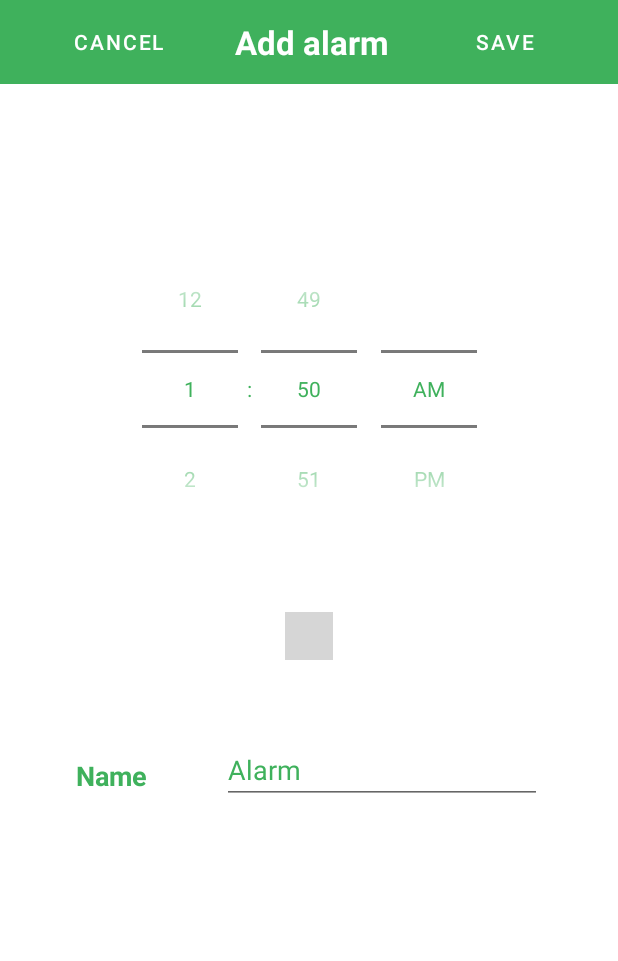
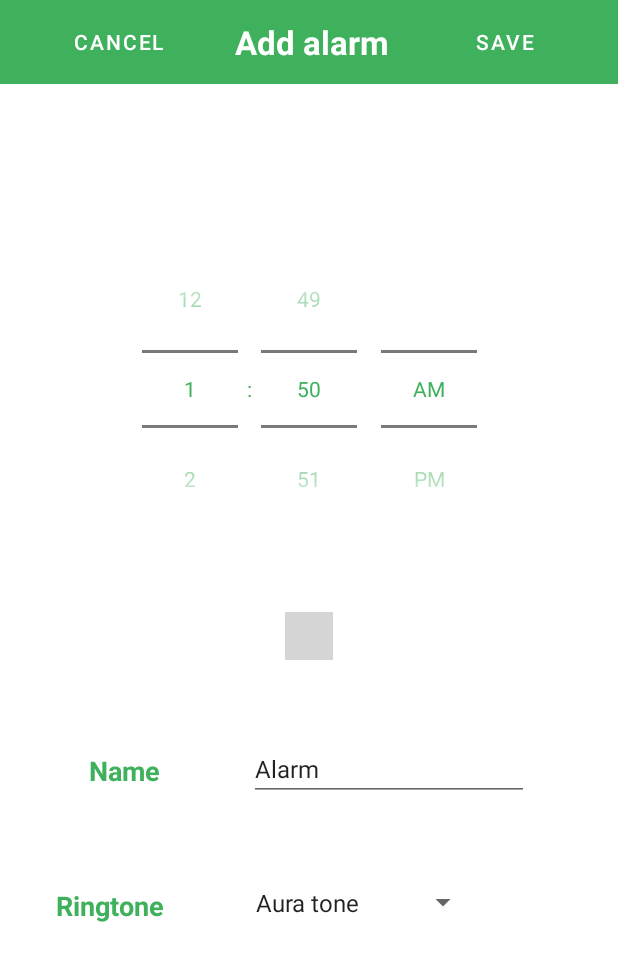
Before and after one commit to georgiana-ojoc/WeatherAlarm, an Android app: the AddAlarmActivity screen opened directly, with no data from a screen before it, on a phone screen of 412 x 824 dp. Shown: the top 961 px of the screen. Run offline under Robolectric (Android 15) with nearby library versions, the phone set to English and light mode, and no system bars; our stand-ins replace Room's generated code; libraries missing offline, so code that uses them is left out: com.dpro.widgets; plain views replace WeekdaysPicker; 2 statements that could not run were skipped; grey boxes are pictures that could not be loaded.

Commit message:
Added choosing ringtone for create and modify alarm

```diff
--- a/app/src/main/AndroidManifest.xml
+++ b/app/src/main/AndroidManifest.xml
@@ -24,11 +24,13 @@
         <activity android:name=".activity.AddAlarmActivity" />
         <activity android:name=".activity.ModifyAlarmActivity" />
         <activity android:name=".activity.StartAlarmActivity" />
+
         <receiver android:name=".AlarmBroadcastReceiver">
             <intent-filter>
                 <action android:name="android.intent.action.BOOT_COMPLETED" />
             </intent-filter>
         </receiver>
+
         <service android:name=".service.AlarmService" />
         <service android:name=".service.RescheduleAlarmsService" />
     </application>
--- a/app/src/main/java/android/weather_alarm/AlarmFields.java
+++ b/app/src/main/java/android/weather_alarm/AlarmFields.java
@@ -13,4 +13,5 @@ public final class AlarmFields {
     public static final String SATURDAY = "saturday";
     public static final String SUNDAY = "sunday";
     public static final String NAME = "name";
+    public static final String RINGTONE = "ringtone";
 }
--- a/app/src/main/java/android/weather_alarm/activity/AddAlarmActivity.java
+++ b/app/src/main/java/android/weather_alarm/activity/AddAlarmActivity.java
@@ -1,13 +1,18 @@
 package android.weather_alarm.activity;
 
 import android.os.Bundle;
+import android.view.View;
 import android.weather_alarm.R;
 import android.weather_alarm.data.Alarm;
 import android.weather_alarm.utility.AnimationUtility;
+import android.weather_alarm.utility.RingtoneUtility;
 import android.weather_alarm.utility.TimePickerUtility;
 import android.weather_alarm.view.AlarmViewModel;
+import android.widget.AdapterView;
+import android.widget.ArrayAdapter;
 import android.widget.Button;
 import android.widget.EditText;
+import android.widget.Spinner;
 import android.widget.TimePicker;
 
 import androidx.appcompat.app.AppCompatActivity;
@@ -30,6 +35,7 @@ import static java.util.Calendar.WEDNESDAY;
 
 public class AddAlarmActivity extends AppCompatActivity {
     private AlarmViewModel alarmViewModel;
+    private String ringtone;
 
     @Override
     protected void onCreate(Bundle savedInstanceState) {
@@ -40,7 +46,7 @@ public class AddAlarmActivity extends AppCompatActivity {
         alarmViewModel = new ViewModelProvider(this).get(AlarmViewModel.class);
 
         TimePicker timePicker = findViewById(R.id.timePicker);
-        EditText setNameEditText = findViewById(R.id.setNameEditText);
+        EditText setNameEditText = findViewById(R.id.enterNameEditText);
 
         WeekdaysPicker weekDaysPicker = findViewById(R.id.weekDaysPicker);
         LinkedHashMap<Integer, Boolean> setDays = new LinkedHashMap<>();
@@ -52,6 +58,24 @@ public class AddAlarmActivity extends AppCompatActivity {
         setDays.put(SATURDAY, false);
         setDays.put(SUNDAY, false);
         weekDaysPicker.setCustomDays(setDays);
+
+        Spinner spinner = (Spinner) findViewById(R.id.ringtonesSpinner);
+        ArrayAdapter<CharSequence> arrayAdapter = ArrayAdapter.createFromResource(this,
+                R.array.ringtones, android.R.layout.simple_spinner_item);
+        arrayAdapter.setDropDownViewResource(android.R.layout.simple_spinner_dropdown_item);
+        spinner.setAdapter(arrayAdapter);
+
+        spinner.setOnItemSelectedListener(new AdapterView.OnItemSelectedListener() {
+            @Override
+            public void onItemSelected(AdapterView<?> parent, View view, int position, long id) {
+                ringtone = parent.getItemAtPosition(position).toString();
+            }
+
+            @Override
+            public void onNothingSelected(AdapterView<?> parent) {
+                ringtone = "Aura tone";
+            }
+        });
 
         Button cancelButton = findViewById(R.id.cancelButton);
         cancelButton.setOnClickListener(view -> {
@@ -82,7 +106,7 @@ public class AddAlarmActivity extends AppCompatActivity {
                     TimePickerUtility.isSelectedDay(selectedDays, THURSDAY),
                     TimePickerUtility.isSelectedDay(selectedDays, FRIDAY),
                     TimePickerUtility.isSelectedDay(selectedDays, SATURDAY),
-                    TimePickerUtility.isSelectedDay(selectedDays, SUNDAY), name);
+                    TimePickerUtility.isSelectedDay(selectedDays, SUNDAY), name, ringtone);
             alarm.schedule(getApplicationContext(), false);
 
             alarmViewModel.insert(alarm);
--- a/app/src/main/java/android/weather_alarm/activity/MainActivity.java
+++ b/app/src/main/java/android/weather_alarm/activity/MainActivity.java
@@ -66,6 +66,7 @@ public class MainActivity extends AppCompatActivity implements OnCheckedChangedL
                         modifyAlarmActivity.putExtra(AlarmFields.SATURDAY, alarm.isSaturday());
                         modifyAlarmActivity.putExtra(AlarmFields.SUNDAY, alarm.isSunday());
                         modifyAlarmActivity.putExtra(AlarmFields.NAME, alarm.getName());
+                        modifyAlarmActivity.putExtra(AlarmFields.RINGTONE, alarm.getRingtone());
                         startActivity(modifyAlarmActivity);
                     } else {
                         alarm.cancel(MainActivity.this);
--- a/app/src/main/res/layout/add_alarm_activity.xml
+++ b/app/src/main/res/layout/add_alarm_activity.xml
@@ -1,6 +1,7 @@
 <?xml version="1.0" encoding="utf-8"?>
 <androidx.constraintlayout.widget.ConstraintLayout xmlns:android="http://schemas.android.com/apk/res/android"
     xmlns:app="http://schemas.android.com/apk/res-auto"
+    xmlns:tools="http://schemas.android.com/tools"
     android:layout_width="match_parent"
     android:layout_height="match_parent">
 
@@ -81,10 +82,12 @@
         app:layout_constraintStart_toStartOf="parent"
         app:layout_constraintTop_toBottomOf="@id/timePicker"
         app:layout_constraintVertical_bias="0.1"
-        app:sunday_first_day="false" />
+        app:sunday_first_day="false">
+
+    </com.dpro.widgets.WeekdaysPicker>
 
     <TextView
-        android:id="@+id/setNameTextView"
+        android:id="@+id/enterNameTextView"
         android:layout_width="wrap_content"
         android:layout_height="wrap_content"
         android:text="@string/name"
@@ -92,25 +95,51 @@
         android:textSize="18sp"
         android:textStyle="bold"
         app:layout_constraintBottom_toBottomOf="parent"
-        app:layout_constraintEnd_toStartOf="@id/setNameEditText"
+        app:layout_constraintEnd_toStartOf="@id/enterNameEditText"
         app:layout_constraintStart_toStartOf="parent"
         app:layout_constraintTop_toBottomOf="@id/weekDaysPicker"
-        app:layout_constraintVertical_bias="0.18" />
+        app:layout_constraintVertical_bias="0.17" />
 
     <EditText
-        android:id="@+id/setNameEditText"
+        android:id="@+id/enterNameEditText"
         android:layout_width="wrap_content"
         android:layout_height="wrap_content"
-        android:layout_weight="1"
         android:autofillHints="notApplicable"
         android:ems="10"
         android:hint="@string/set_alarm_name"
         android:inputType="textShortMessage|text"
         android:text="@string/alarm"
-        android:textColor="@color/primary"
+        android:textSize="16sp"
         app:layout_constraintBottom_toBottomOf="parent"
         app:layout_constraintEnd_toEndOf="parent"
-        app:layout_constraintStart_toEndOf="@id/setNameTextView"
+        app:layout_constraintStart_toEndOf="@id/enterNameTextView"
         app:layout_constraintTop_toBottomOf="@id/weekDaysPicker"
         app:layout_constraintVertical_bias="0.15" />
+
+    <TextView
+        android:id="@+id/ringtoneTextView"
+        android:layout_width="wrap_content"
+        android:layout_height="wrap_content"
+        android:text="@string/ringtone"
+        android:textColor="@color/primary"
+        android:textSize="18sp"
+        android:textStyle="bold"
+        app:layout_constraintBottom_toBottomOf="parent"
+        app:layout_constraintEnd_toEndOf="parent"
+        app:layout_constraintHorizontal_bias="0.11"
+        app:layout_constraintStart_toStartOf="parent"
+        app:layout_constraintTop_toBottomOf="@id/enterNameTextView"
+        app:layout_constraintVertical_bias="0.24" />
+
+    <Spinner
+        android:id="@+id/ringtonesSpinner"
+        android:layout_width="wrap_content"
+        android:layout_height="wrap_content"
+        android:padding="5dp"
+        app:layout_constraintBottom_toBottomOf="parent"
+        app:layout_constraintEnd_toEndOf="parent"
+        app:layout_constraintHorizontal_bias="0.63"
+        app:layout_constraintStart_toStartOf="parent"
+        app:layout_constraintTop_toBottomOf="@id/enterNameEditText"
+        app:layout_constraintVertical_bias="0.2" />
 </androidx.constraintlayout.widget.ConstraintLayout>
--- a/app/src/main/res/values/strings.xml
+++ b/app/src/main/res/values/strings.xml
@@ -7,8 +7,20 @@
     <string name="alarm">Alarm</string>
     <string name="name">Name</string>
     <string name="set_alarm_name">Enter alarm name</string>
+    <string name="ringtone">Ringtone</string>
     <string name="midnight">00:00</string>
     <string name="monday">Monday</string>
     <string name="snooze">Snooze</string>
     <string name="stop">Stop</string>
+    <string-array name="ringtones">
+        <item>Aura tone</item>
+        <item>Day break</item>
+        <item>Early riser</item>
+        <item>Fresh start</item>
+        <item>Happy day</item>
+        <item>Morning birds</item>
+        <item>Ping</item>
+        <item>Slow morning</item>
+        <item>Soft chime</item>
+    </string-array>
 </resources>
```
Also changed, not shown: app/src/main/java/android/weather_alarm/AlarmBroadcastReceiver.java (+8 -3 lines), app/src/main/java/android/weather_alarm/activity/ModifyAlarmActivity.java (+29 -1 lines), app/src/main/java/android/weather_alarm/activity/StartAlarmActivity.java (+5 -3 lines), app/src/main/java/android/weather_alarm/data/Alarm.java (+20 -6 lines), app/src/main/java/android/weather_alarm/service/AlarmService.java (+12 -4 lines), app/src/main/java/android/weather_alarm/utility/RingtoneUtility.java (added, +67 -0 lines), app/src/main/res/layout/modify_alarm_activity.xml (+33 -7 lines).
